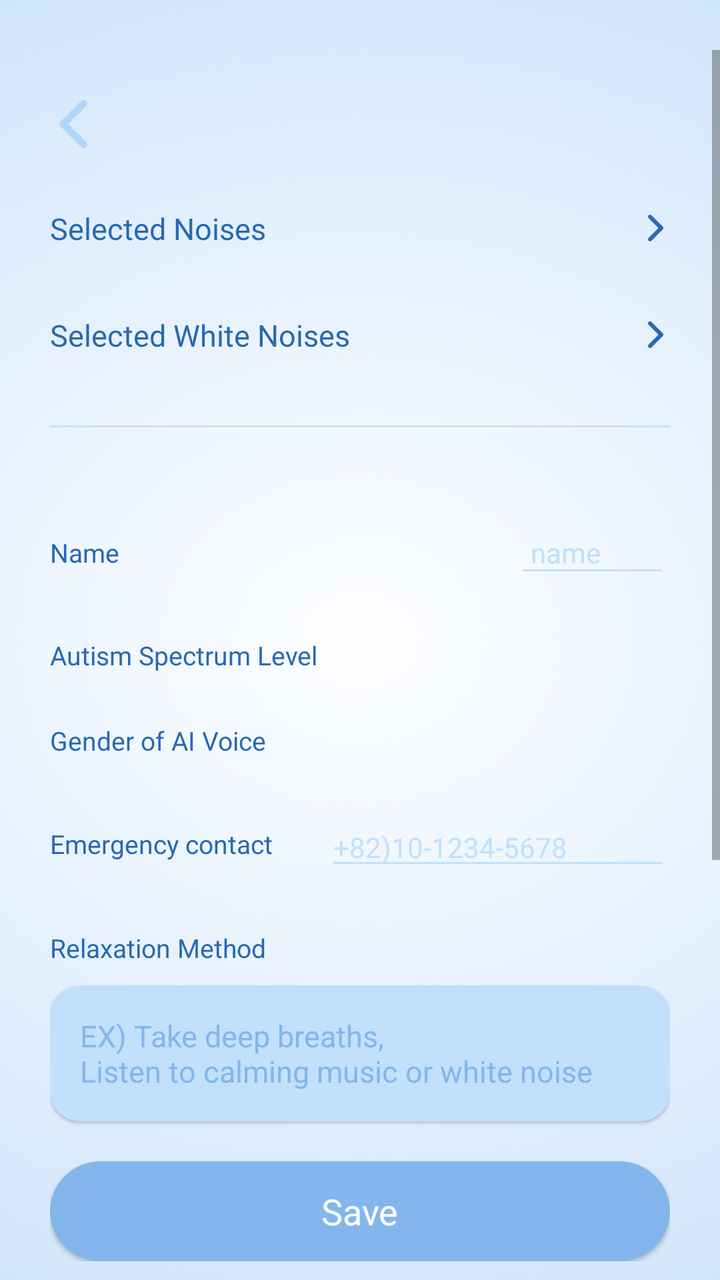
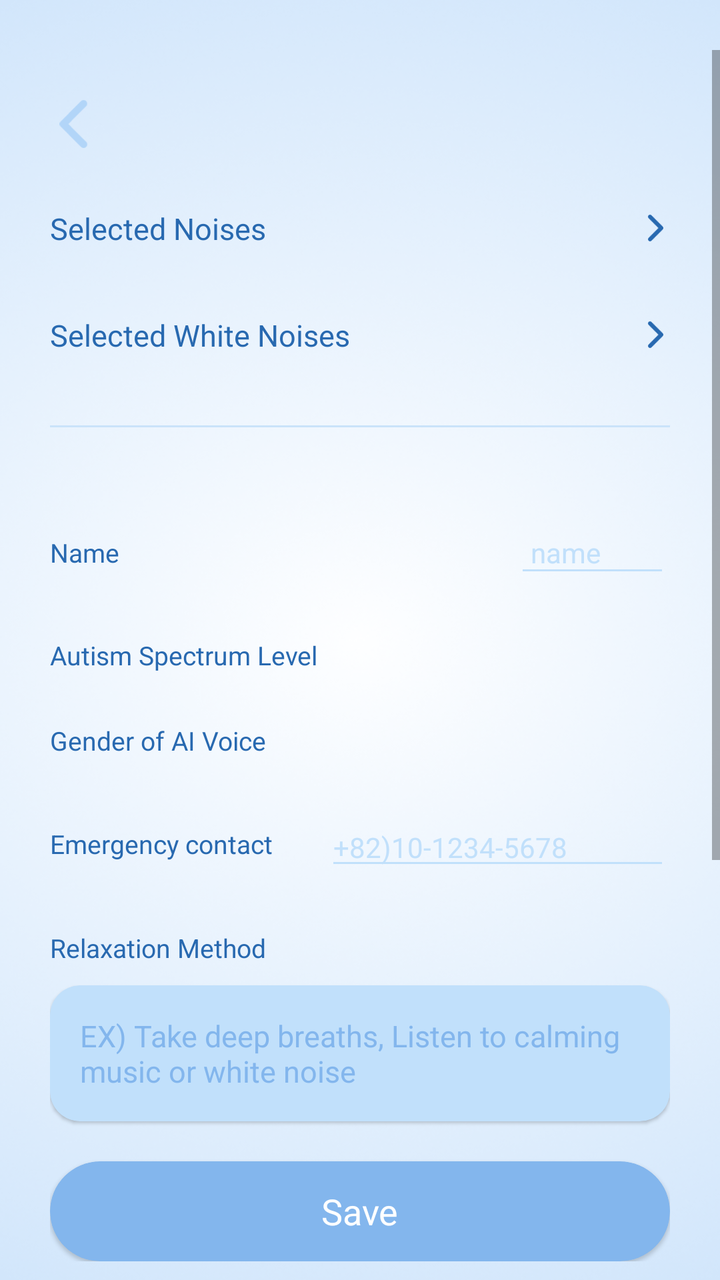

Before-and-after screenshots of an Android layout around one commit, followed by the original layout XML and the change that was made.
<!-- AndroidManifest.xml: application theme Theme.Mutism -->
<!-- res/layout/activity_my_page.xml -->
<?xml version="1.0" encoding="utf-8"?>
<ScrollView xmlns:android="http://schemas.android.com/apk/res/android"
    xmlns:app="http://schemas.android.com/apk/res-auto"
    android:id="@+id/my_page"
    android:layout_width="match_parent"
    android:layout_height="match_parent"
    android:background="@drawable/bg_my_page1"
    android:clipToPadding="false"
    android:fillViewport="true"
    android:fitsSystemWindows="true"
    android:paddingBottom="200dp"
    android:paddingTop="25dp">

    <LinearLayout
        android:layout_width="match_parent"
        android:layout_height="wrap_content"
        android:padding="25dp"
        android:orientation="vertical">

        
        <ImageView
            android:id="@+id/btn_back"
            android:layout_width="24dp"
            android:layout_height="24dp"
            android:layout_marginBottom="30dp"
            android:src="@drawable/arrow" />

        
        <LinearLayout
            android:id="@+id/selected_noise_container"
            android:layout_width="match_parent"
            android:layout_height="wrap_content"
            android:orientation="horizontal"
            android:gravity="center_vertical"
            android:layout_marginBottom="8dp">

            <TextView
                android:id="@+id/tv_selected_noises"
                android:layout_width="0dp"
                android:layout_height="wrap_content"
                android:layout_weight="1"
                android:text="@string/text_my_page_noise"
                android:textSize="15sp"
                android:textColor="@color/color_primary_dark" />

            <ImageView
                android:id="@+id/btn_select_noise"
                android:layout_width="wrap_content"
                android:layout_height="wrap_content"
                android:src="@drawable/arrow2" />
        </LinearLayout>

        <com.google.android.material.chip.ChipGroup
            android:id="@+id/chipGroup_selected_noises"
            android:layout_width="match_parent"
            android:layout_height="wrap_content"
            android:paddingStart="5dp"
            android:paddingEnd="5dp"
            app:singleLine="false"
            app:chipSpacing="8dp" />

        
        <LinearLayout
            android:id="@+id/white_noise_container"
            android:layout_width="match_parent"
            android:layout_height="wrap_content"
            android:orientation="horizontal"
            android:gravity="center_vertical"
            android:layout_marginTop="25dp"
            android:layout_marginBottom="20dp">

            <TextView
                android:id="@+id/tv_selected_white_noises"
                android:layout_width="0dp"
                android:layout_height="wrap_content"
                android:layout_weight="1"
                android:text="@string/text_my_page_white_noises"
                android:textSize="15sp"
                android:textColor="@color/color_primary_dark" />

            <ImageView
                android:id="@+id/btn_select_white_noise"
                android:layout_width="wrap_content"
                android:layout_height="wrap_content"
                android:src="@drawable/arrow2" />
        </LinearLayout>

        
        <View
            android:layout_width="match_parent"
            android:layout_height="1dp"
            android:background="@color/color_primary_light4"
            android:layout_marginTop="15dp"
            android:layout_marginBottom="20dp" />

        
        <LinearLayout
            android:layout_width="match_parent"
            android:layout_height="wrap_content"
            android:orientation="horizontal"
            android:gravity="center_vertical"
            android:layout_marginTop="25dp">

            <TextView
                android:id="@+id/tv_name"
                android:layout_width="0dp"
                android:layout_height="wrap_content"
                android:layout_weight="4.5"
                android:text="@string/text_my_page_name"
                android:textSize="13sp"
                android:textColor="@color/color_primary_dark" />

            <EditText
                android:id="@+id/tv_name_value"
                android:layout_width="0dp"
                android:layout_height="wrap_content"
                android:layout_weight="1.5"
                android:hint="name"
                android:textSize="14sp"
                android:textColor="@color/color_primary"
                android:textColorHint="@color/color_primary_light3"
                android:backgroundTint="@color/color_primary_light3"
                android:padding="8dp" />
        </LinearLayout>





















        
    <LinearLayout
        android:layout_width="match_parent"
        android:layout_height="wrap_content"
        android:orientation="horizontal"
        android:gravity="center_vertical"
        android:layout_marginTop="25dp">
        <TextView
            android:id="@+id/tv_autism_level"
            android:layout_width="0dp"
            android:layout_height="wrap_content"
            android:layout_weight="4"
            android:text="@string/text_my_page_autism"
            android:textSize="13sp"
            android:textColor="@color/color_primary_dark" />

        <Spinner
            android:id="@+id/autism_level_spinner"
            android:layout_width="0dp"
            android:layout_height="wrap_content"
            android:layout_weight="2"
            android:background="@drawable/border_my_page_spinner"
            android:dropDownWidth="match_parent"
            android:dropDownVerticalOffset="35dp"
            android:popupBackground="@color/white"/>
    </LinearLayout>


        
    <LinearLayout
        android:layout_width="match_parent"
        android:layout_height="wrap_content"
        android:orientation="horizontal"
        android:gravity="center_vertical"
        android:layout_marginTop="25dp">
        <TextView
            android:id="@+id/tv_gender"
            android:layout_width="0dp"
            android:layout_height="wrap_content"
            android:layout_weight="4"
            android:text="@string/text_my_page_gender"
            android:textSize="13sp"
            android:textColor="@color/color_primary_dark" />

        <Spinner
            android:id="@+id/gender_spinner"
            android:layout_width="0dp"
            android:layout_height="wrap_content"
            android:layout_weight="2"
            android:background="@drawable/border_my_page_spinner"
            android:dropDownWidth="match_parent"
            android:dropDownVerticalOffset="35dp"
            android:popupBackground="@color/white"/>

    </LinearLayout>


        
    <LinearLayout
        android:layout_width="match_parent"
        android:layout_height="wrap_content"
        android:orientation="horizontal"
        android:gravity="center_vertical"
        android:layout_marginTop="25dp">
        <TextView
            android:id="@+id/tv_emergency_contact"
            android:layout_width="0dp"
            android:layout_height="wrap_content"
            android:layout_weight="4"
            android:text="@string/text_my_page_emergency_contact"
            android:textSize="13sp"
            android:textColor="@color/color_primary_dark" />

        <EditText
            android:id="@+id/tv_emergency_contact_value"
            android:layout_width="0dp"
            android:layout_height="wrap_content"
            android:layout_weight="5"
            android:hint="+82)10-1234-5678"
            android:inputType="phone"
            android:maxLength="13"
            android:digits="0123456789"
            android:textSize="14sp"
            android:textColor="@color/color_primary"
            android:textColorHint="@color/color_primary_light3"
            android:backgroundTint="@color/color_primary_light3" />


    </LinearLayout>

        
        <TextView
            android:id="@+id/tv_opinion"
            android:layout_width="wrap_content"
            android:layout_height="wrap_content"
            android:text="@string/text_my_page_Method"
            android:textSize="13sp"
            android:textColor="@color/color_primary_dark"
            android:layout_marginTop="25dp" />

        <com.google.android.material.card.MaterialCardView
            android:id="@+id/crv_method_container"
            android:layout_width="match_parent"
            android:layout_height="wrap_content"
            android:layout_marginTop="10dp"
            android:backgroundTint="@color/color_primary_light3"
            app:cardCornerRadius="15dp">

            <EditText
                android:id="@+id/edt_relax_method"
                android:layout_width="match_parent"
                android:layout_height="wrap_content"
                android:layout_margin="15dp"
                android:textSize="15sp"
                android:hint="@string/my_page_relax_method_text"
                android:textColorHint="@color/color_primary_light2"
                android:textColor="@color/color_primary_dark"
                android:background="@null" />
        </com.google.android.material.card.MaterialCardView>

        
        <com.google.android.material.card.MaterialCardView
            android:id="@+id/btn_save"
            android:layout_width="match_parent"
            android:layout_height="50dp"
            android:layout_gravity="center"
            android:layout_marginTop="20dp"
            app:cardCornerRadius="25dp"
            android:padding="10dp"
            android:backgroundTint="@color/color_primary_light2">

            <TextView
                android:layout_width="wrap_content"
                android:layout_height="wrap_content"
                android:text="@string/btn_my_page_save"
                android:textColor="@color/white"
                android:textSize="18sp"
                android:layout_gravity="center" />
        </com.google.android.material.card.MaterialCardView>

    </LinearLayout>
</ScrollView>
<!-- resources referenced by this layout -->
<resources>
  <color name="color_primary">#3992EF</color>
  <color name="color_primary_dark">#2869B0</color>
  <color name="color_primary_light2">#83B6ED</color>
  <color name="color_primary_light3">#C1E0FB</color>
  <color name="color_primary_light4">#CAE3FA</color>
  <color name="white">#FFFFFFFF</color>
  <!-- drawable arrow2 (drawable) -->
  <vector xmlns:android="http://schemas.android.com/apk/res/android"
      android:width="16dp"
      android:height="16dp"
      android:viewportWidth="16"
      android:viewportHeight="16">
    <path
        android:pathData="M5.293,1.636C5.105,1.823 5,2.077 5,2.343C5,2.608 5.105,2.862 5.293,3.05L10.243,8L5.293,12.95C5.111,13.138 5.01,13.391 5.012,13.653C5.015,13.915 5.12,14.166 5.305,14.351C5.491,14.537 5.741,14.642 6.004,14.644C6.266,14.646 6.518,14.546 6.707,14.364L12.364,8.707C12.551,8.519 12.657,8.265 12.657,8C12.657,7.734 12.551,7.48 12.364,7.293L6.707,1.636C6.519,1.448 6.265,1.343 6,1.343C5.735,1.343 5.48,1.448 5.293,1.636Z"
        android:fillColor="#2869B0"/>
  </vector>
  <!-- drawable border_my_page_spinner (drawable) -->
  <shape xmlns:android="http://schemas.android.com/apk/res/android"
      android:shape="rectangle">
      <solid android:color="@android:color/transparent" />
      <stroke android:width="1dp" android:color="@color/color_primary_light3"/>
      <corners android:radius="5dp"/>
  </shape>
  <string name="btn_my_page_save">Save</string>
  <string name="my_page_relax_method_text">EX) Take deep breaths,\nListen to calming music or white noise</string>
  <string name="text_my_page_Method">Relaxation Method</string>
  <string name="text_my_page_autism">Autism Spectrum Level</string>
  <string name="text_my_page_emergency_contact">Emergency contact</string>
  <string name="text_my_page_gender">Gender of AI Voice</string>
  <string name="text_my_page_name">Name</string>
  <string name="text_my_page_noise">Selected Noises</string>
  <string name="text_my_page_white_noises">Selected White Noises</string>
  <style name="Theme.Mutism" parent="Base.Theme.Mutism" />
  <style name="Base.Theme.Mutism" parent="Theme.MaterialComponents.DayNight.NoActionBar">
          <item name="colorPrimary">@color/color_noise_bg</item> 
          <item name="chipStyle">@style/CustomChip</item>
      </style>
  <color name="color_noise_bg">#86B9EF</color>
  <style name="CustomChip" parent="@style/Widget.MaterialComponents.Chip.Filter">
          <item name="chipBackgroundColor">@color/chip_bg_color_selector</item>
          <item name="chipStrokeColor">@color/chip_stroke_selector</item>
          <item name="chipStrokeWidth">1dp</item>
  
          <item name="android:textColor">@color/chip_text_color_selector</item>
          <item name="checkedIcon">@drawable/tac_checked</item>
  
          <item name="closeIcon">@drawable/chip_cancel</item>
          <item name="closeIconTint">@color/white</item>
          <item name="closeIconSize">14dp</item>
          <item name="paddingStart">10dp</item>
          <item name="paddingEnd">10dp</item>
      </style>
  <!-- drawable chip_cancel (drawable) -->
  <vector xmlns:android="http://schemas.android.com/apk/res/android"
      android:width="20dp"
      android:height="20dp"
      android:viewportWidth="6"
      android:viewportHeight="6">
    <path
        android:pathData="M0.9407,5.0599L3.0004,3.0002L5.0602,5.0599M5.0602,0.9404L3,3.0002L0.9407,0.9404"
        android:strokeLineJoin="round"
        android:strokeWidth="0.5"
        android:fillColor="#00000000"
        android:strokeColor="#ffffff"
        android:strokeLineCap="round"/>
  </vector>
  <!-- unchanged entries left out for length: 3 -->
</resources>

<!-- the commit's change to res/layout/activity_my_page.xml (unified diff, before → after) -->
@@ -74,7 +74,7 @@
                 android:layout_width="0dp"
                 android:layout_height="wrap_content"
                 android:layout_weight="1"
-                android:text="@string/text_my_page_white_noises"
+                android:text="@string/text_my_page_white_noise"
                 android:textSize="15sp"
                 android:textColor="@color/color_primary_dark" />
 
@@ -115,7 +115,7 @@
                 android:layout_width="0dp"
                 android:layout_height="wrap_content"
                 android:layout_weight="1.5"
-                android:hint="name"
+                android:hint="@string/edt_my_page_hint_name"
                 android:textSize="14sp"
                 android:textColor="@color/color_primary"
                 android:textColorHint="@color/color_primary_light3"
@@ -123,26 +123,6 @@
                 android:padding="8dp" />
         </LinearLayout>
 
-
-
-
-
-
-
-
-
-
-
-
-
-
-
-
-
-
-
-
-
         
     <LinearLayout
         android:layout_width="match_parent"
@@ -155,7 +135,7 @@
             android:layout_width="0dp"
             android:layout_height="wrap_content"
             android:layout_weight="4"
-            android:text="@string/text_my_page_autism"
+            android:text="@string/text_my_page_autism_level"
             android:textSize="13sp"
             android:textColor="@color/color_primary_dark" />
 
@@ -221,7 +201,7 @@
             android:layout_width="0dp"
             android:layout_height="wrap_content"
             android:layout_weight="5"
-            android:hint="+82)10-1234-5678"
+            android:hint="@string/edt_my_page_hint_contact"
             android:inputType="phone"
             android:maxLength="13"
             android:digits="0123456789"
@@ -238,7 +218,7 @@
             android:id="@+id/tv_opinion"
             android:layout_width="wrap_content"
             android:layout_height="wrap_content"
-            android:text="@string/text_my_page_Method"
+            android:text="@string/text_my_page_relax_method"
             android:textSize="13sp"
             android:textColor="@color/color_primary_dark"
             android:layout_marginTop="25dp" />
@@ -257,7 +237,7 @@
                 android:layout_height="wrap_content"
                 android:layout_margin="15dp"
                 android:textSize="15sp"
-                android:hint="@string/my_page_relax_method_text"
+                android:hint="@string/text_my_page_relax_method_example"
                 android:textColorHint="@color/color_primary_light2"
                 android:textColor="@color/color_primary_dark"
                 android:background="@null" />
<!-- resource entries referenced after the edit -->
@@ -24,14 +24,17 @@
       <corners android:radius="5dp"/>
   </shape>
   <string name="btn_my_page_save">Save</string>
-  <string name="my_page_relax_method_text">EX) Take deep breaths,\nListen to calming music or white noise</string>
-  <string name="text_my_page_Method">Relaxation Method</string>
-  <string name="text_my_page_autism">Autism Spectrum Level</string>
+  <string name="edt_my_page_hint_contact">+82)10-1234-5678</string>
+  <string name="edt_my_page_hint_name">name</string>
+  <string name="text_my_page_autism_level">Autism Spectrum Level</string>
   <string name="text_my_page_emergency_contact">Emergency contact</string>
   <string name="text_my_page_gender">Gender of AI Voice</string>
   <string name="text_my_page_name">Name</string>
   <string name="text_my_page_noise">Selected Noises</string>
-  <string name="text_my_page_white_noises">Selected White Noises</string>
+  <string name="text_my_page_relax_method">Relaxation Method</string>
+  <string name="text_my_page_relax_method_example">EX) Take deep breaths,
+  Listen to calming music or white noise</string>
+  <string name="text_my_page_white_noise">Selected White Noises</string>
   <style name="Theme.Mutism" parent="Base.Theme.Mutism" />
   <style name="Base.Theme.Mutism" parent="Theme.MaterialComponents.DayNight.NoActionBar">
           <item name="colorPrimary">@color/color_noise_bg</item> 
